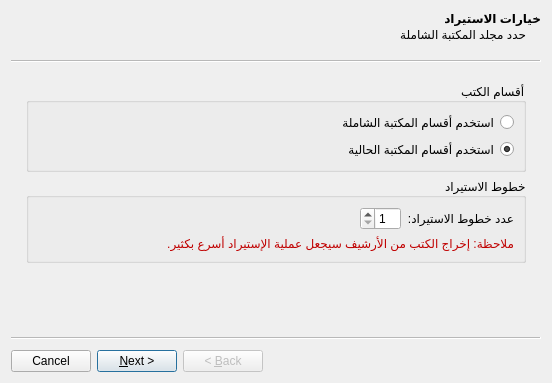
The window that src/shamelaimportdialog.ui (boussouira/moltaqa) describes before a commit, drawn with Qt 5.
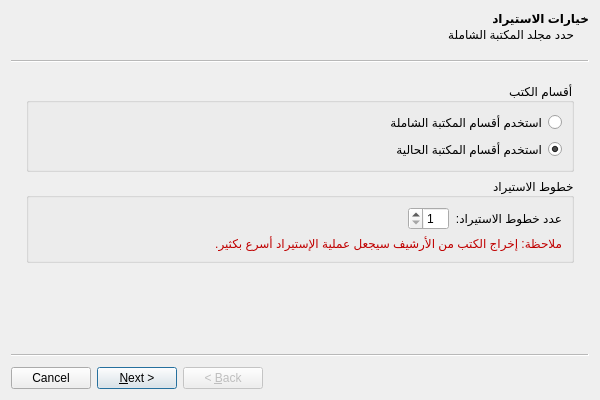
The same window after the commit. Custom widgets are drawn as their Qt base class.

Diff of the .ui file:
```diff
--- a/src/shamelaimportdialog.ui
+++ b/src/shamelaimportdialog.ui
@@ -6,8 +6,8 @@
    <rect>
     <x>0</x>
     <y>0</y>
-    <width>552</width>
-    <height>383</height>
+    <width>600</width>
+    <height>400</height>
    </rect>
   </property>
   <property name="windowTitle">
```
